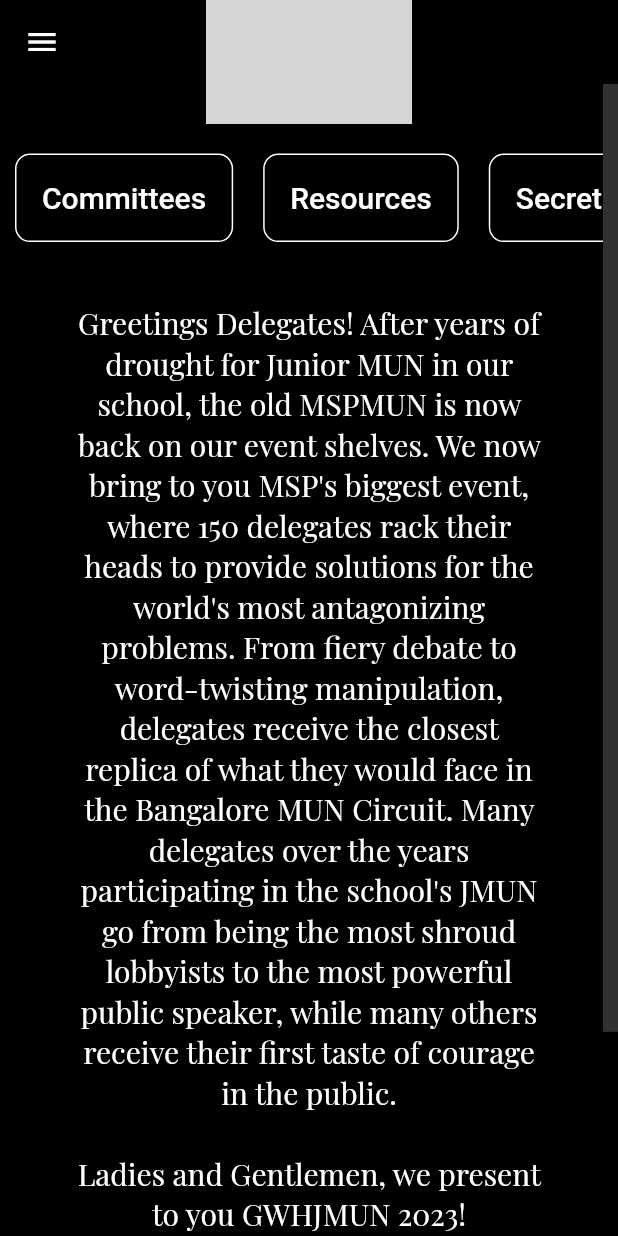
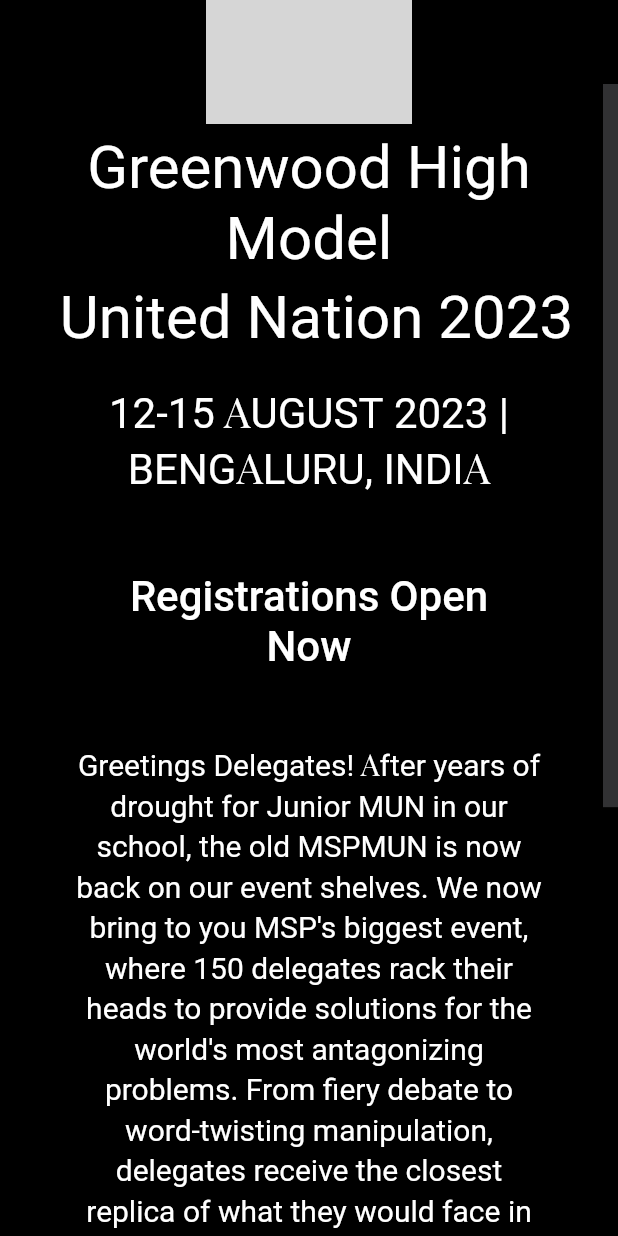
Before and after one commit to vsmart-06/GWHMUN-website, a Flutter app: the screen it shows after launch, on a phone screen of 412 x 824 dp. Run offline on Flutter 3.47's test engine with Material 2 defaults, Android fonts, the phone set to English and light mode, and no system bars; our stand-ins replace google_fonts; missing offline and left inert: dart:html; network calls fail; Roboto replaces fonts that are missing (Questrial); grey boxes are pictures that could not be loaded.

Commit message:
edited home page

```diff
--- a/lib/pages/home_page.dart
+++ b/lib/pages/home_page.dart
@@ -1,6 +1,7 @@
 import "package:flutter/material.dart";
 import "dart:async";
 import "package:google_fonts/google_fonts.dart";
+import "header.dart";
 
 class Home extends StatefulWidget {
   const Home({super.key});
@@ -10,7 +11,7 @@ class Home extends StatefulWidget {
 }
 
 class _HomeState extends State<Home> {
-  Duration time = DateTime(2023, 4, 20, 8, 50).difference(DateTime.now());
+  Duration time = DateTime(2023, 7, 20, 8, 50).difference(DateTime.now());
   Timer? timer;
   int? days;
   int? hours;
@@ -20,10 +21,11 @@ class _HomeState extends State<Home> {
   Color primaryColor = Colors.black;
   Color accentColor = Colors.white;
   Size buttonSize = Size(100, 100);
-  String? font = GoogleFonts.playfairDisplay().fontFamily;
+  String? font = GoogleFonts.questrial().fontFamily;
   String? fontTime = GoogleFonts.roboto().fontFamily;
   ScrollController? scroll = ScrollController();
   List<Color> buttonColors = [Colors.black, Colors.black, Colors.black];
+  Color textcolor = Colors.white;
 
   @override
   void initState() {
@@ -40,6 +42,7 @@ class _HomeState extends State<Home> {
       time = Duration(seconds: seconds);
     });
   }
+
 
   @override
   Widget build(BuildContext context) {
@@ -58,85 +61,14 @@ class _HomeState extends State<Home> {
     else {time_string[3] = seconds.toString();}
 
     return Scaffold(
-      drawer: Drawer(
-        backgroundColor: Colors.grey[900],
-        child: ListView(
-          padding: EdgeInsets.zero,
-          children: [
-            SizedBox(
-              height: 80,
-              child: DrawerHeader(
-                child: Text(
-                  "GWHJMUN 2023",
-                  style: TextStyle(
-                    color: Colors.white,
-                    fontFamily: GoogleFonts.playfairDisplay().fontFamily,
-                    fontSize: 30
-                  ),
-                )
-              ),
-            ),
-            ListTile(
-              title: Text(
-                "Home",
-                style: TextStyle(
-                  color: Colors.white,
-                  fontFamily: fontTime,
-                  fontSize: 20
-                ),
-              ),
-              onTap: () {
-                Navigator.popAndPushNamed(context, "/");
-              },
-            ),
-            ListTile(
-              title: Text(
-                "Committees",
-                style: TextStyle(
-                  color: Colors.white,
-                  fontFamily: fontTime,
-                  fontSize: 20
-                ),
-              ),
-              onTap: () {
-                Navigator.popAndPushNamed(context, "/committees");
-              },
-            ),
-            ListTile(
-              title: Text(
-                "Resources",
-                style: TextStyle(
-                  color: Colors.white,
-                  fontFamily: fontTime,
-                  fontSize: 20
-                ),
-              ),
-              onTap: () {
-                Navigator.popAndPushNamed(context, "/resources");
-              },
-            ),
-            ListTile(
-              title: Text(
-                "Secretariat",
-                style: TextStyle(
-                  color: Colors.white,
-                  fontFamily: fontTime,
-                  fontSize: 20
-                ),
-              ),
-              onTap: () {
-                Navigator.popAndPushNamed(context, "/secretariat");
-              },
-            ),
-          ],
-        ),
-      ),
+
       backgroundColor: Colors.black,
       extendBodyBehindAppBar: true,
       appBar: AppBar(
         backgroundColor: Colors.transparent,
         elevation: 0,
       ),
+
       body: Center(
         child: RawScrollbar(
           thumbColor: Color(0xFF313133),
@@ -149,134 +81,62 @@ class _HomeState extends State<Home> {
             child: Column(
               mainAxisAlignment: MainAxisAlignment.center,
               children: [
-                Image(width: MediaQuery.of(context).size.width/3, height: MediaQuery.of(context).size.width/5, image: NetworkImage("https://media.discordapp.net/attachments/1022434825115815937/1097141394793054259/image.png?width=1176&height=638"),),
-                SingleChildScrollView(
-                  scrollDirection: Axis.horizontal,
-                  child: Padding(
-                    padding: const EdgeInsets.fromLTRB(10, 0, 10, 0),
-                    child: Row(
-                      mainAxisAlignment: MainAxisAlignment.center,
-                      children: [
+                Image(width: MediaQuery.of(context).size.width/3, height: MediaQuery.of(context).size.width/5, image: NetworkImage("https://media.discordapp.net/attachments/1022434825115815937/1121068938416103454/mun_logo.png?width=1452&height=1026"),),
+                Text(
+                    "Greenwood High Model\n United Nation 2023",
+                    style: TextStyle(
+                      color: Colors.white,
+                      fontFamily: font,
+                      fontSize: 40
+                    ),
+                    textAlign: TextAlign.center,
+                  ),
+                  Padding(
+                  padding: const EdgeInsets.fromLTRB(20, 20, 20, 20),
+                    child: Text(
+                      "12-15 AUGUST 2023 | BENGALURU, INDIA",
+                      style: TextStyle(
+                        color: Colors.white,
+                        fontFamily: font,
+                        fontSize: 28
+                      ),
+                      textAlign: TextAlign.center,
+                    ),
+                  ),
+
                   TextButton(
                     style: ButtonStyle(
-                            backgroundColor: MaterialStateProperty.all<Color>(buttonColors[0]),
-                            foregroundColor: MaterialStateProperty.all<Color>(Colors.white),
-                            shape: MaterialStateProperty.all<RoundedRectangleBorder>(
-                              RoundedRectangleBorder(
-                                borderRadius: BorderRadius.circular(10.0),
-                                side: BorderSide(color: Colors.white)
-                              )
-                            )
+                      foregroundColor: MaterialStateProperty.all<Color>(textcolor),
+                      backgroundColor: MaterialStatePropertyAll<Color>(Colors.transparent),
                     ),
-                          onPressed: () {
-                            Navigator.pushNamed(context, "/committees");
+                    child: Padding(
+                      padding: const EdgeInsets.fromLTRB(50, 20, 50, 20),
+                      child: Text(
+                        "Registrations Open Now",
+                        style: TextStyle(
+                          color: textcolor,
+                          fontFamily: font,
+                          fontSize: 28
+                        ),
+                        textAlign: TextAlign.center,
+                      ),
+                    ),
+                  onPressed: (){
+                    //Navigator.pushNamed(context, "/registrations");
                   },
-                          onHover: (value) {
-                            if (value) {
+                  onHover: (value){
+                    if(value){
                       setState(() {
-                                buttonColors[0] = Color(0x99313133);
+                        textcolor = Colors.green;
                       });
                     }
                     else {
                       setState(() {
-                                buttonColors[0] = Colors.black;
+                        textcolor = Colors.white;
                       });
                     }
                   },
-                          child: Padding(
-                            padding: const EdgeInsets.all(10.0),
-                            child: Text(
-                              "Committees",
-                              style: TextStyle(
-                                color: Colors.white,
-                                fontFamily: fontTime,
-                                fontSize: 20
-                              )
-                            ),
-                          )
-                        ),
-                        Padding(
-                          padding: const EdgeInsets.all(20.0),
-                          child: TextButton(
-                            style: ButtonStyle(
-                              backgroundColor: MaterialStateProperty.all<Color>(buttonColors[1]),
-                              foregroundColor: MaterialStateProperty.all<Color>(Colors.white),
-                              shape: MaterialStateProperty.all<RoundedRectangleBorder>(
-                                RoundedRectangleBorder(
-                                  borderRadius: BorderRadius.circular(10.0),
-                                  side: BorderSide(color: Colors.white)
-                                )
-                              )
-                            ),
-                            onPressed: () {
-                              Navigator.pushNamed(context, "/resources");
-                            },
-                            onHover: (value) {
-                              if (value) {
-                                setState(() {
-                                  buttonColors[1] = Color(0x99313133);
-                                });
-                              }
-                              else {
-                                setState(() {
-                                  buttonColors[1] = Colors.black;
-                                });
-                              }
-                            },
-                            child: Padding(
-                              padding: const EdgeInsets.all(10.0),
-                              child: Text(
-                                "Resources",
-                                style: TextStyle(
-                                  color: Colors.white,
-                                  fontFamily: fontTime,
-                                  fontSize: 20
-                                )
-                              ),
-                            )
-                          ),
-                        ),
-                        TextButton(
-                          style: ButtonStyle(
-                            backgroundColor: MaterialStateProperty.all<Color>(buttonColors[2]),
-                            foregroundColor: MaterialStateProperty.all<Color>(Colors.white),
-                            shape: MaterialStateProperty.all<RoundedRectangleBorder>(
-                              RoundedRectangleBorder(
-                                borderRadius: BorderRadius.circular(10.0),
-                                side: BorderSide(color: Colors.white)
-                              )
-                            )
-                          ),
-                          onPressed: () {
-                            Navigator.pushNamed(context, "/secretariat");
-                          },
-                          onHover: (value) {
-                            if (value) {
-                              setState(() {
-                                buttonColors[2] = Color(0x99313133);
-                              });
-                            }
-                            else {
-                              setState(() {
-                                buttonColors[2] = Colors.black;
-                              });
-                            }
-                          },
-                          child: Padding(
-                            padding: const EdgeInsets.all(10.0),
-                            child: Text(
-                              "Secretariat",
-                              style: TextStyle(
-                                color: Colors.white,
-                                fontFamily: fontTime,
-                                fontSize: 20
-                              )
-                            ),
-                          )
-                        ),
-                      ]
-                    ),
-                  ),
+
                   ),
                 Padding(
                   padding: const EdgeInsets.fromLTRB(50, 20, 50, 20),
```
Lines whose indentation alone changed are shown as unchanged.
